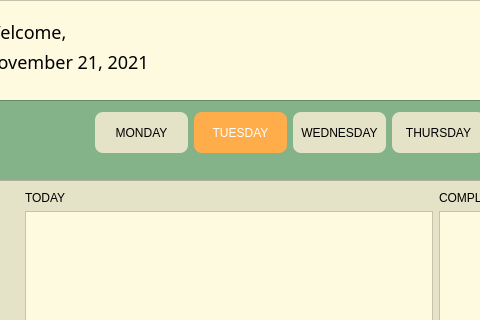
Qt form timetable.ui (The-name-FPGN-is-already-taken/NoteMe) before a commit; both pictures show x 116 to 596 and y 0 to 320 of the 1024 by 640 pixel window.
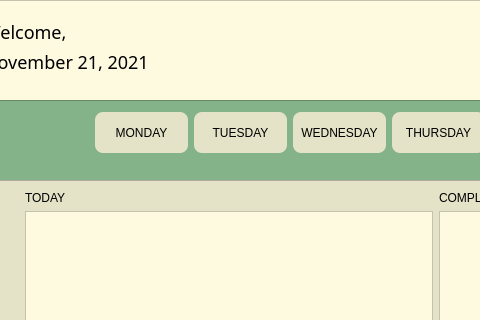
The same form after that commit. Icons and pictures are not drawn.

The edit to the form file:
```diff
--- a/timetable.ui
+++ b/timetable.ui
@@ -248,16 +248,14 @@
           <string notr="true">;
  
 
-padding: 8px 0px;
-color: rgb(255, 255, 255);
-position: static;
+
 width: 40px;
 left: calc(50% - 40px/2 - 189.71px);
 top: 0%;
 bottom: 0%;
 
+background-color: rgb(228, 226, 199);
 
-background: #FFAC4B;
 border-radius: 8px;</string>
          </property>
          <property name="text">
```
Left out of the diff: 4 changed lines with no effect on the pictures.
